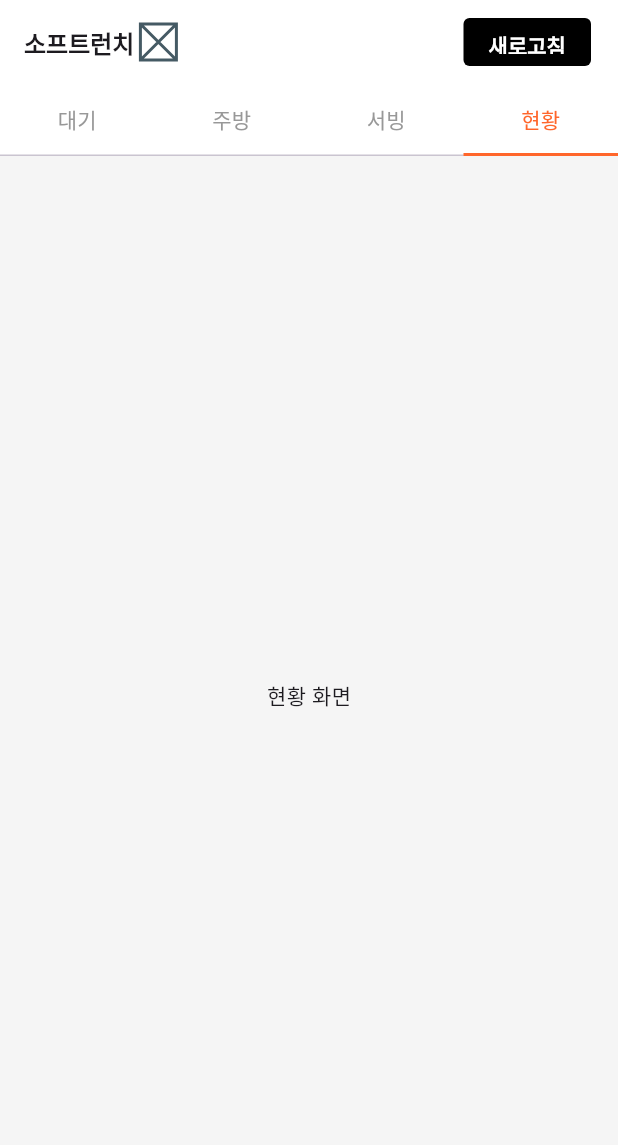
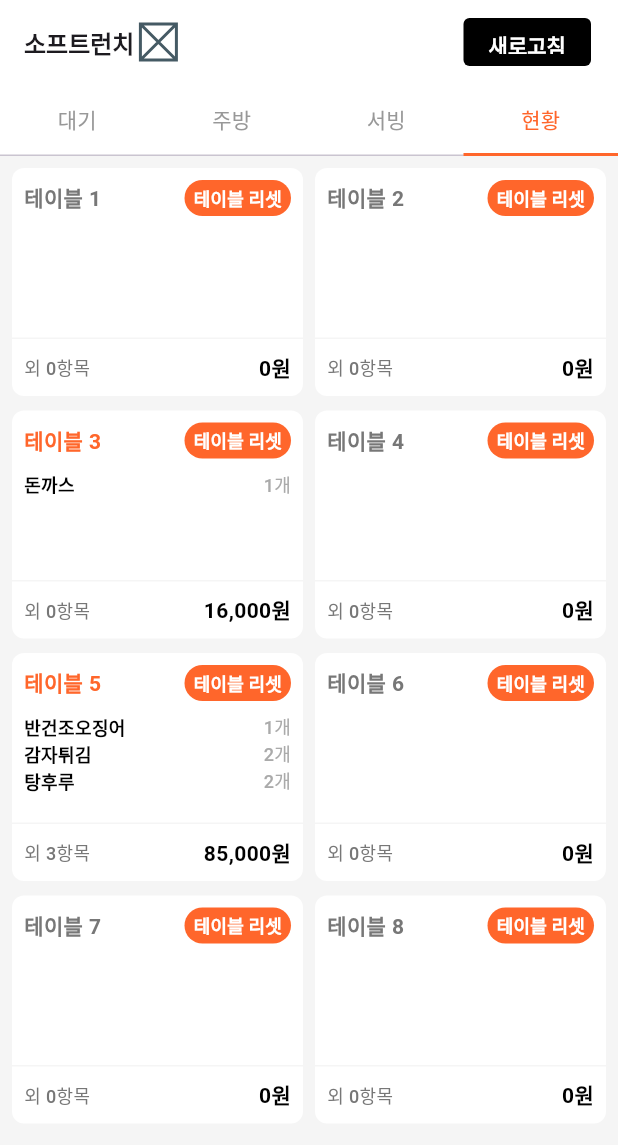
Before and after one commit to olleh365/menuboard-admin, a Flutter app: the screen it shows after launch, tab 4 chosen, on a phone screen of 412 x 824 dp. Shown: the top 1145 px of the screen. Run offline on Flutter 3.47's test engine with Material 3 defaults, Android fonts, the phone set to English and light mode, and no system bars; our stand-ins replace fluttertoast.

Commit message:
현황페이지 UI 및 기타 기능 추가 (카운트, 조건 색상)

```diff
--- a/lib/order_provider.dart
+++ b/lib/order_provider.dart
@@ -26,6 +26,43 @@ class OrderProvider extends ChangeNotifier {
           ],
           quantity: 2,
         ),
+        OrderItem(
+          mainMenu: '탕후루',
+          mainMenuPrice: 2000,
+          additionalMenu: [
+            AdditionalMenuItem(name: '귤', price: 1000),
+            AdditionalMenuItem(name: '포도', price: 1000),
+          ],
+          quantity: 2,
+        ),
+        OrderItem(
+          mainMenu: '탕후루',
+          mainMenuPrice: 2000,
+          additionalMenu: [
+            AdditionalMenuItem(name: '귤', price: 1000),
+            AdditionalMenuItem(name: '포도', price: 1000),
+          ],
+          quantity: 2,
+        ),
+        OrderItem(
+          mainMenu: '탕후루',
+          mainMenuPrice: 2000,
+          additionalMenu: [
+            AdditionalMenuItem(name: '귤', price: 1000),
+            AdditionalMenuItem(name: '포도', price: 1000),
+          ],
+          quantity: 2,
+        ),
+        OrderItem(
+          mainMenu: '탕후루',
+          mainMenuPrice: 2000,
+          additionalMenu: [
+            AdditionalMenuItem(name: '귤', price: 1000),
+            AdditionalMenuItem(name: '포도', price: 1000),
+          ],
+          quantity: 2,
+        ),
+
       ],
     ),
     Order(
--- a/lib/status_screen.dart
+++ b/lib/status_screen.dart
@@ -1,12 +1,152 @@
 import 'package:flutter/material.dart';
+import 'package:menuboard_admin/exam_menu_model.dart';
+import 'package:provider/provider.dart';
+import 'package:intl/intl.dart';
+import 'main.dart';
+import 'order_provider.dart';
 
-class StatusScreen extends StatelessWidget {
+class StatusScreen extends StatefulWidget {
   const StatusScreen({super.key});
 
   @override
+  StatusScreenState createState() => StatusScreenState();
+}
+
+class StatusScreenState extends State<StatusScreen>{
+var f = NumberFormat('###,###,###,###');
+
+  @override
   Widget build(BuildContext context) {
-    return const Center(
-      child: Text('현황 화면'),
+    final orders = Provider.of<OrderProvider>(context).orders;
+    // 테이블 번호와 Order 매핑
+    final tableOrders = {
+      for (var i = 1; i <= 8; i++)
+        i: orders.firstWhere((order) => order.tableNumber == i,
+            orElse: () => Order(orderNumber: '', orderTime: DateTime.now(), tableNumber: i, items: []))};
+
+    return GridView.builder(
+      padding: const EdgeInsets.all(8.0),
+      gridDelegate: const SliverGridDelegateWithFixedCrossAxisCount(
+        crossAxisCount: 2,
+        crossAxisSpacing: 8.0,
+        childAspectRatio: 1.8 / 1.5,
+      ),
+
+      itemCount: tableOrders.length,
+      itemBuilder: (context, index) {
+        final tableNumber = index + 1;
+        final order = tableOrders[tableNumber];
+        final totalPrice = order?.items.fold(0.0, (sum, item) => sum + item.totalPrice);
+        final otherQuantity = order!.items.length >= 4 ? order.items.length -3 : 0;
+        return Column(
+          children: [
+            Container(
+              height: 152,
+              decoration: BoxDecoration(
+                color: Colors.white,
+                borderRadius: BorderRadius.circular(8)
+              ),
+              child: Column(
+                crossAxisAlignment: CrossAxisAlignment.start,
+                children: [
+                  const SizedBox(height: 8,),
+                  Padding(
+                    padding: const EdgeInsets.symmetric(horizontal: 8.0),
+                    child: Row(
+                      mainAxisAlignment: MainAxisAlignment.spaceBetween,
+                      children: [
+                        Row(
+                          children: [
+                            Text(
+                              '테이블 $tableNumber',
+                              style: TextStyle(
+                                fontSize: 14,
+                                fontWeight: FontWeight.w700,
+                                color: order.items.isEmpty ? const Color(0xFF777777): const Color(0xFFFF662B),
+                              ),
+                            ),
+                          ],
+                        ),
+                        SizedBox(
+                            width: 71,
+                            height: 24,
+                            child: TextButton(
+                                onPressed: toastExample,
+                                style: TextButton.styleFrom(
+                                  backgroundColor: const Color(0xFFFF662B),
+                                  foregroundColor: Colors.white,
+                                  padding: EdgeInsets.zero,
+                                ),
+                                child: const Text(
+                                  '테이블 리셋',
+                                  style: TextStyle(
+                                      fontSize: 12, fontWeight: FontWeight.w600
+                                  ),
+                                )
+                            )
+                        )
+                      ],
+                    ),
+                  ),
+                  const SizedBox(height: 8),
+                    ...order.items.take(3).map((item) =>
+                      Padding(
+                        padding: const EdgeInsets.symmetric(horizontal: 8),
+                        child: Row(
+                          mainAxisAlignment: MainAxisAlignment.spaceBetween,
+                          children: [
+                            Column(
+                              crossAxisAlignment: CrossAxisAlignment.start,
+                              children: [
+                                Text(
+                                  item.mainMenu,
+                                  style: const TextStyle(
+                                      fontSize: 12,
+                                      fontWeight: FontWeight.w600,
+                                      color: Colors.black
+                                  ),
+                                ),
+                              ],
+                            ),
+                            // 개수
+                            Text(
+                                '${item.quantity}개',
+                              style: const TextStyle(color: Color(0xFFAAAAAA),fontWeight: FontWeight.w500,fontSize: 12),
+                            ),
+                          ],
+                        ),
+                      )),
+                  const Spacer(),
+                  const Divider(
+                    color: Color(0xFFF5F5F5),
+                    height: 1,
+                    thickness: 1,
+                  ),
+                  Container(
+                    height: 38,
+                    padding: const EdgeInsets.symmetric(horizontal: 8),
+                    alignment: Alignment.centerLeft,
+                    child: Row(
+                        mainAxisAlignment: MainAxisAlignment.spaceBetween,
+                        children: [
+                          Text('외 $otherQuantity항목',style: const TextStyle(fontSize: 12, fontWeight: FontWeight.w500,color: Color(0xFF777777)),),
+                          Text(
+                            '${f.format(totalPrice)}원',
+                            style: const TextStyle(
+                              fontSize: 14,
+                              fontWeight: FontWeight.w700,
+                              color: Colors.black,
+                            ),
+                          ),
+                      ]
+                    ),
+                  ),
+                ],
+              ),
+            ),
+          ],
+        );
+      },
     );
   }
 }
--- a/lib/waiting_screen.dart
+++ b/lib/waiting_screen.dart
@@ -9,10 +9,11 @@ class WaitingScreen extends StatelessWidget {
   const WaitingScreen({super.key});
 
   void cancelWindow(BuildContext context, OrderItem item){
+    var f = NumberFormat('###,###,###,###');
     final additionalMenu = item.additionalMenu
         .map((addItem) => addItem.name)
         .join(', ');
-    final cencelMenu = '[${item.mainMenu}/$additionalMenu ${item.quantity}개 ${item.totalPrice.toStringAsFixed(0)}원]\n'
+    final cencelMenu = '[${item.mainMenu}/$additionalMenu ${item.quantity}개 ${f.format(item.totalPrice)}원]\n'
     '해당 주문을 취소하시겠습니까?';
     // 취소 시 팝업창 빌드
     showDialog(context: context,
```
